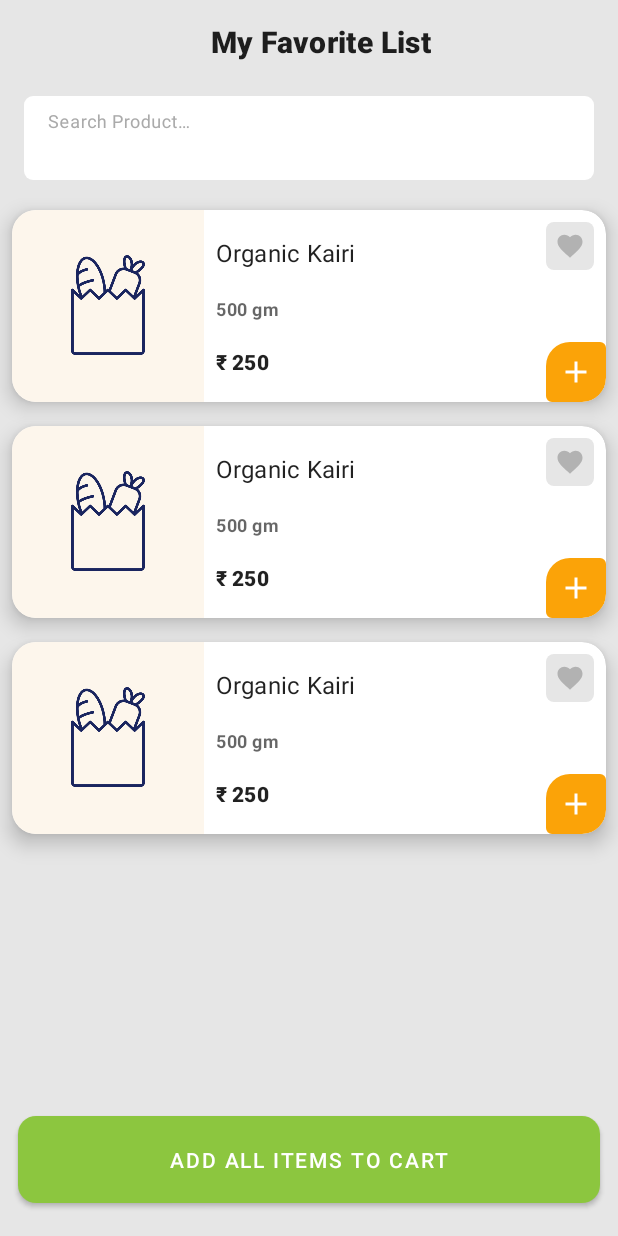
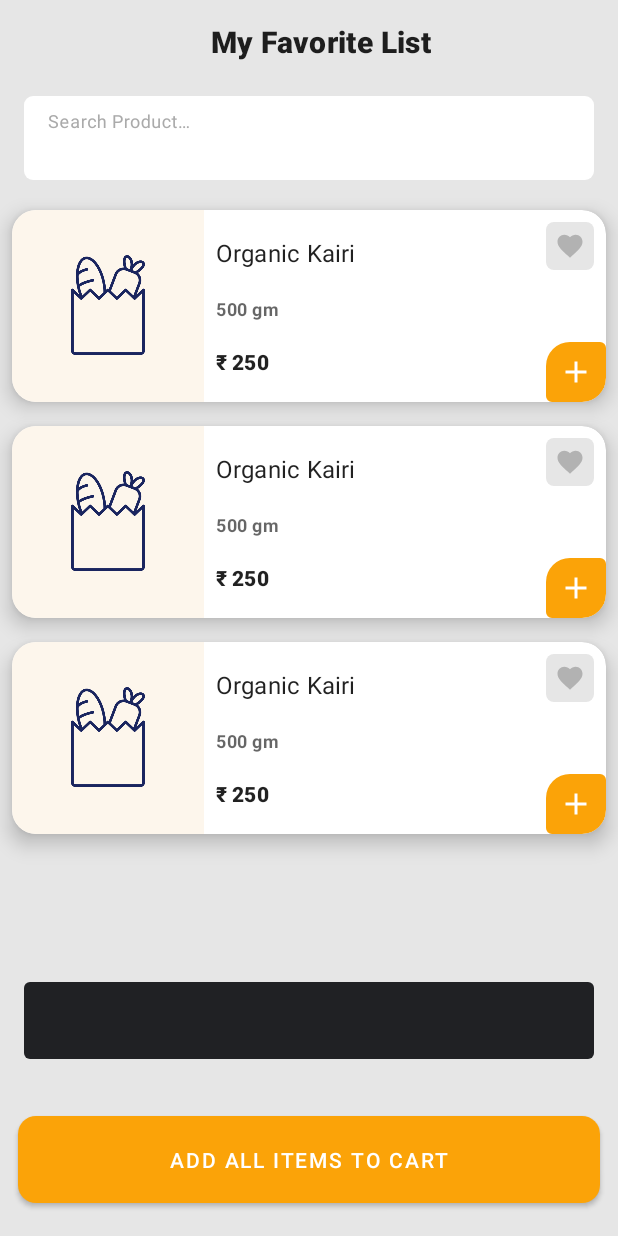
Before and after one commit to Kshitij09/TazaBazar, an Android app: the layout fragment_favorite_products.xml on its own in the app's theme, with its tools: preview values and no code run, on a phone screen of 412 x 824 dp. Run offline under Robolectric (Android 15) with nearby library versions, the phone set to English and light mode, and no system bars.

Commit message:
Wire-up "Add To Cart" with FavoriteProductsFragment
Signed-off-by: Kshitij Patil <kshitijpatil98@gmail.com>

```diff
--- a/app/src/main/res/layout/fragment_favorite_products.xml
+++ b/app/src/main/res/layout/fragment_favorite_products.xml
@@ -62,7 +62,16 @@
             tools:layoutManager="androidx.recyclerview.widget.LinearLayoutManager"
             tools:listitem="@layout/product_row_item_view" />
 
-        <Button
+        <com.kshitijpatil.tazabazar.widget.FadingSnackbar
+            android:id="@+id/snackbar"
+            android:layout_width="match_parent"
+            android:layout_height="wrap_content"
+            android:layout_above="@id/btn_add_all"
+            android:layout_centerHorizontal="true"
+            android:visibility="gone"
+            tools:visibility="visible" />
+
+        <com.google.android.material.button.MaterialButton
             android:id="@+id/btn_add_all"
             android:layout_width="match_parent"
             android:layout_height="70dp"
@@ -70,6 +79,7 @@
             android:layout_marginHorizontal="12dp"
             android:layout_marginTop="16dp"
             android:layout_marginBottom="16dp"
+            app:backgroundTint="@color/tzb_orange"
             android:text="@string/label_add_all_items_to_cart"
             app:cornerRadius="12dp" />
     </RelativeLayout>
```
Also changed, not shown: app/src/main/java/com/kshitijpatil/tazabazar/ui/favorite/FavoriteProductsFragment.kt (+45 -1 lines), app/src/main/java/com/kshitijpatil/tazabazar/ui/favorite/FavoriteProductsViewModel.kt (+40 -2 lines).
